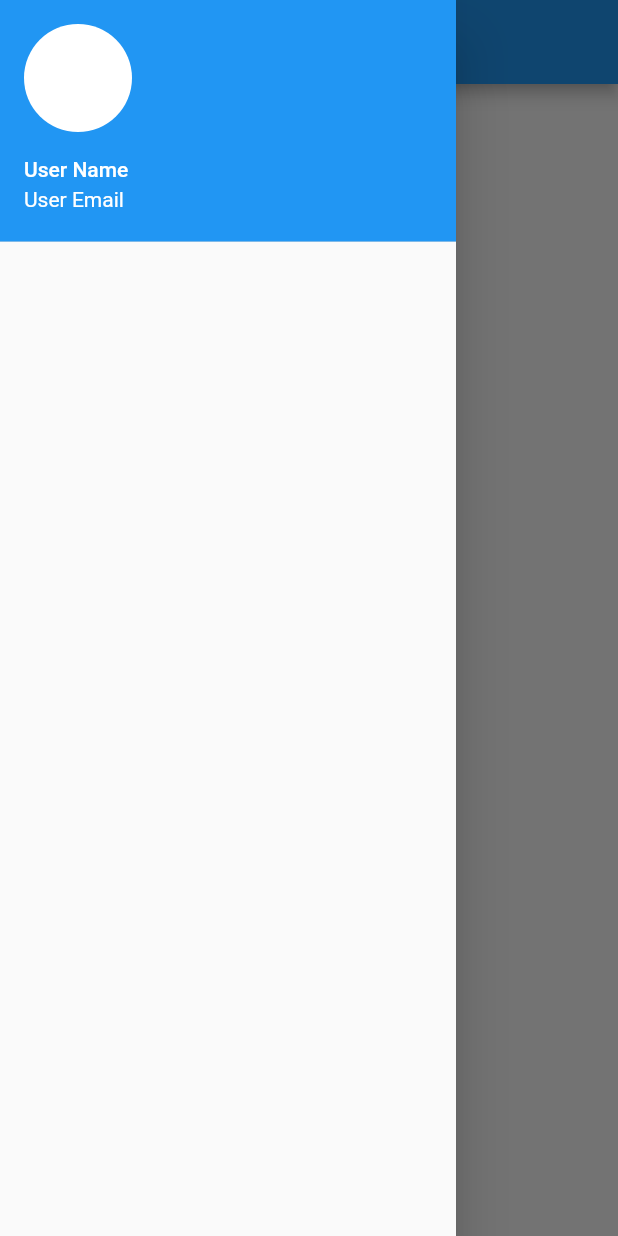
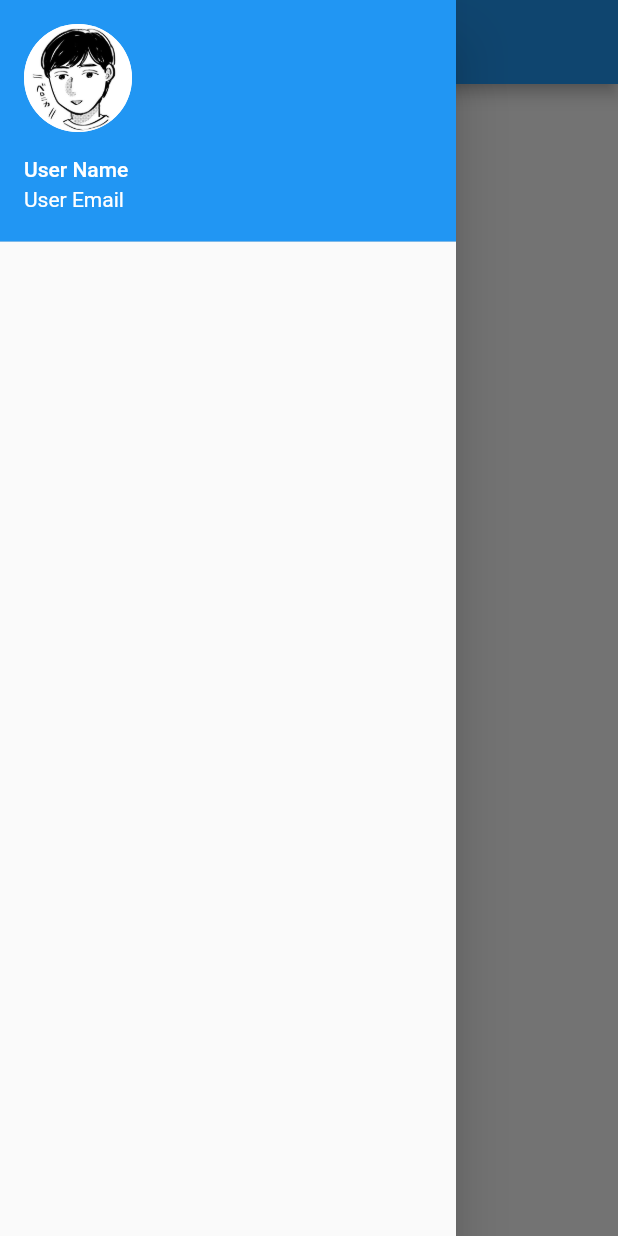
Before and after one commit to takuchalle/flat_flutter, a Flutter app: the screen it shows after launch, with the side drawer open, on a phone screen of 412 x 824 dp. Run offline on Flutter 3.47's test engine with Material 2 defaults, Android fonts, the phone set to English and light mode, and no system bars.

```diff
--- a/lib/flat_drawer.dart
+++ b/lib/flat_drawer.dart
@@ -12,6 +12,7 @@ class _FlatDrawerState extends State<FlatDrawer> {
       accountEmail: Text("User Email"),
       currentAccountPicture: CircleAvatar(
         backgroundColor: Colors.white,
+        backgroundImage: AssetImage('assets/images/avatar.jpg'),
       ),
     );
   }
@@ -20,7 +21,9 @@ class _FlatDrawerState extends State<FlatDrawer> {
   Widget build(BuildContext context) {
     return Drawer(
       child: Column(
-        children: <Widget>[_buildUserAccountsDrawerHeader()],
+        children: <Widget>[
+          _buildUserAccountsDrawerHeader(),
+        ],
       ),
     );
   }
--- a/pubspec.yaml
+++ b/pubspec.yaml
@@ -40,12 +40,8 @@ flutter:
   # the material Icons class.
   uses-material-design: true
 
-  # To add assets to your application, add an assets section, like this:
-  # assets:
-  #  - images/a_dot_burr.jpeg
-  #  - images/a_dot_ham.jpeg
   assets:
-    - assets/images/avatar.jpg
+    - assets/images/
 
   # An image asset can refer to one or more resolution-specific "variants", see
   # https://flutter.io/assets-and-images/#resolution-aware.
```
